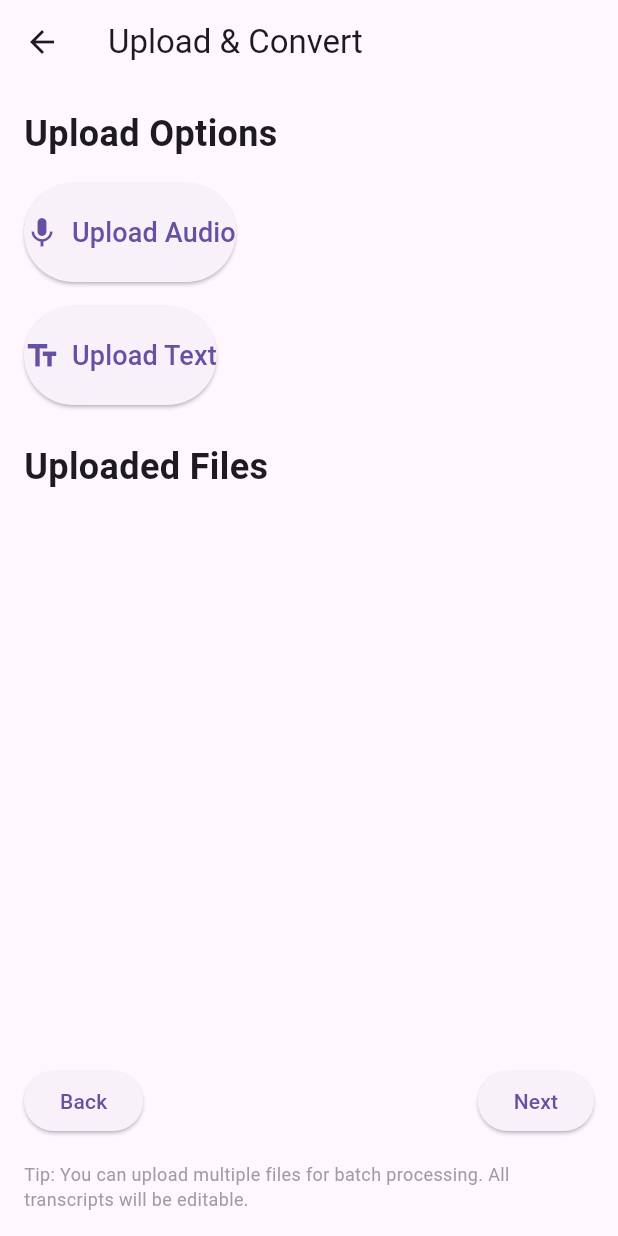
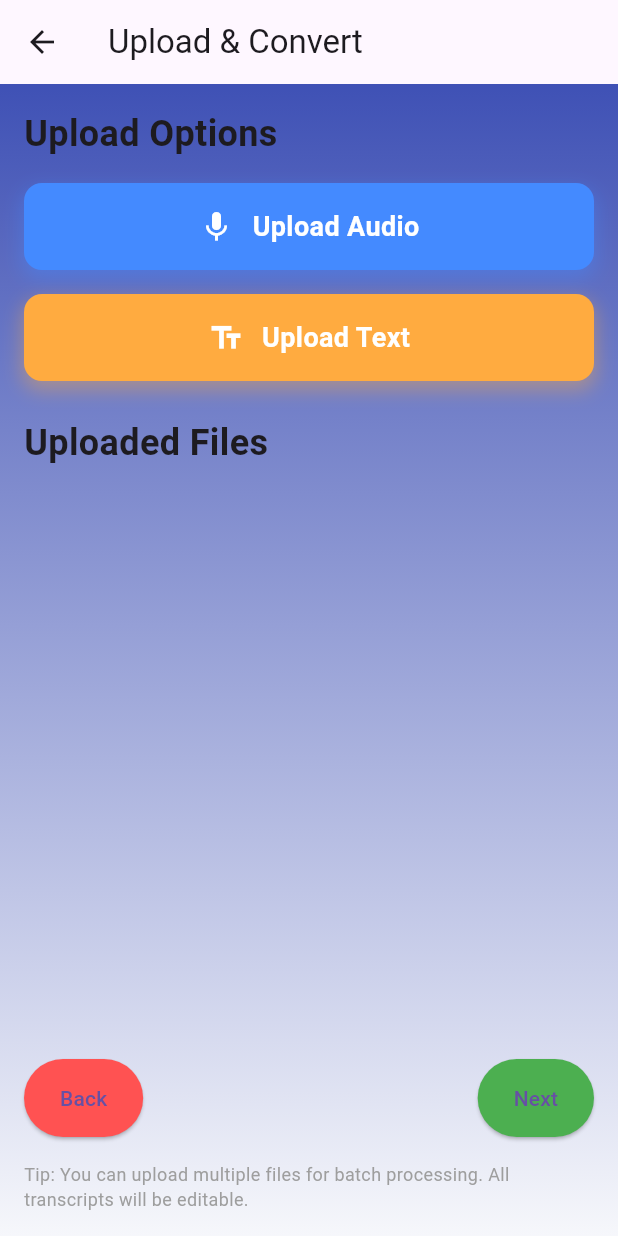
Before and after one commit to lailanabill/ReqBot, a Flutter app: the UploadConvertScreen screen opened directly, on a phone screen of 412 x 824 dp. Run offline on Flutter 3.47's test engine with Material 3 defaults, Android fonts, the phone set to English and light mode, and no system bars; our stand-ins replace file_picker.

Commit message:
uploadeconverteranimations

```diff
--- a/reqbotui/lib/screens/upload_convert.dart
+++ b/reqbotui/lib/screens/upload_convert.dart
@@ -4,6 +4,7 @@ import 'package:file_picker/file_picker.dart';
 
 class UploadConvertScreen extends StatefulWidget {
   const UploadConvertScreen({Key? key}) : super(key: key);
+
   @override
   _UploadConvertScreenState createState() => _UploadConvertScreenState();
 }
@@ -19,9 +20,7 @@ class _UploadConvertScreenState extends State<UploadConvertScreen> {
         type: type == 'audio'
             ? FileType.audio
             : FileType.custom, // Use FileType.custom for text
-        allowedExtensions: type == 'text'
-            ? ['txt', 'md']
-            : null, // Specify allowed text file extensions
+        allowedExtensions: type == 'text' ? ['txt', 'md'] : null,
       );
 
       if (result != null && result.files.isNotEmpty) {
@@ -57,49 +56,128 @@ class _UploadConvertScreenState extends State<UploadConvertScreen> {
           },
         ),
       ),
-      body: Padding(
+      body: Stack(
+        children: [
+          // Background Gradient
+          Container(
+            decoration: const BoxDecoration(
+              gradient: LinearGradient(
+                colors: [Color(0xFF3F51B5), Color(0xFFF6F7FB)],
+                begin: Alignment.topCenter,
+                end: Alignment.bottomCenter,
+              ),
+            ),
+          ),
+          Padding(
             padding: const EdgeInsets.all(16.0),
             child: Column(
               crossAxisAlignment: CrossAxisAlignment.start,
               children: [
-            const Text('Upload Options',
-                style: TextStyle(fontSize: 24, fontWeight: FontWeight.bold)),
+                // Title
+                TweenAnimationBuilder(
+                  duration: const Duration(milliseconds: 700),
+                  tween: Tween<double>(begin: 0, end: 1),
+                  builder: (context, double opacity, child) {
+                    return Opacity(opacity: opacity, child: child);
+                  },
+                  child: const Text(
+                    'Upload Options',
+                    style: TextStyle(fontSize: 24, fontWeight: FontWeight.bold),
+                  ),
+                ),
                 const SizedBox(height: 16),
-            UploadButton(
+
+                // Upload Buttons
+                TweenAnimationBuilder(
+                  duration: const Duration(milliseconds: 600),
+                  tween: Tween<double>(begin: 0, end: 1),
+                  builder: (context, double scale, child) {
+                    return Transform.scale(scale: scale, child: child);
+                  },
+                  child: UploadButton(
                     label: 'Upload Audio',
                     icon: Icons.mic,
                     onPressed: () => pickFile('audio'),
+                    color: Colors.blueAccent,
+                  ),
                 ),
                 const SizedBox(height: 16),
-            UploadButton(
+
+                TweenAnimationBuilder(
+                  duration: const Duration(milliseconds: 600),
+                  tween: Tween<double>(begin: 0, end: 1),
+                  builder: (context, double scale, child) {
+                    return Transform.scale(scale: scale, child: child);
+                  },
+                  child: UploadButton(
                     label: 'Upload Text',
                     icon: Icons.text_fields,
                     onPressed: () => pickFile('text'),
+                    color: Colors.orangeAccent,
+                  ),
                 ),
                 const SizedBox(height: 24),
-            const Text('Uploaded Files',
-                style: TextStyle(fontSize: 24, fontWeight: FontWeight.bold)),
+
+                // Uploaded Files Section
+                TweenAnimationBuilder(
+                  duration: const Duration(milliseconds: 800),
+                  tween: Tween<double>(begin: 0, end: 1),
+                  builder: (context, double opacity, child) {
+                    return Opacity(opacity: opacity, child: child);
+                  },
+                  child: const Text(
+                    'Uploaded Files',
+                    style: TextStyle(fontSize: 24, fontWeight: FontWeight.bold),
+                  ),
+                ),
                 const SizedBox(height: 16),
+
+                // File List with Animated Items
                 Expanded(
                   child: ListView.builder(
                     itemCount: uploadedFiles.length,
                     itemBuilder: (context, index) {
-                  return ListTile(
+                      return TweenAnimationBuilder(
+                        duration: const Duration(milliseconds: 500),
+                        tween: Tween<double>(begin: 0, end: 1),
+                        curve: Curves.easeOut,
+                        builder: (context, double scale, child) {
+                          return Transform.scale(scale: scale, child: child);
+                        },
+                        child: ListTile(
                           title: Text(uploadedFiles[index]),
-                    trailing:
-                        const Icon(Icons.check_circle, color: Colors.green),
+                          trailing: const Icon(Icons.check_circle,
+                              color: Colors.green),
+                        ),
                       );
                     },
                   ),
                 ),
                 const SizedBox(height: 24),
-            Row(
+
+                // Navigation Buttons with Animation
+                TweenAnimationBuilder(
+                  duration: const Duration(milliseconds: 800),
+                  tween: Tween<Offset>(
+                    begin: const Offset(0, 0.5),
+                    end: const Offset(0, 0),
+                  ),
+                  curve: Curves.easeOut,
+                  builder: (context, Offset offset, child) {
+                    return Transform.translate(offset: offset, child: child);
+                  },
+                  child: Row(
                     mainAxisAlignment: MainAxisAlignment.spaceBetween,
                     children: [
                       ElevatedButton(
                         onPressed: () {
                           Navigator.pop(context);
                         },
+                        style: ElevatedButton.styleFrom(
+                          padding: const EdgeInsets.symmetric(
+                              horizontal: 24, vertical: 16),
+                          backgroundColor: Colors.redAccent,
+                        ),
                         child: const Text('Back'),
                       ),
                       ElevatedButton(
@@ -107,7 +185,8 @@ class _UploadConvertScreenState extends State<UploadConvertScreen> {
                           if (uploadedFiles.isEmpty) {
                             ScaffoldMessenger.of(context).showSnackBar(
                               const SnackBar(
-                            content: Text('Please upload at least one file.')),
+                                  content:
+                                      Text('Please upload at least one file.')),
                             );
                           } else {
                             Navigator.push(
@@ -118,11 +197,19 @@ class _UploadConvertScreenState extends State<UploadConvertScreen> {
                             );
                           }
                         },
+                        style: ElevatedButton.styleFrom(
+                          padding: const EdgeInsets.symmetric(
+                              horizontal: 24, vertical: 16),
+                          backgroundColor: Colors.green,
+                        ),
                         child: const Text('Next'),
                       ),
                     ],
                   ),
+                ),
                 const SizedBox(height: 8),
+
+                // Error Message
                 if (errorMessage.isNotEmpty) ...[
                   Text(
                     errorMessage,
@@ -137,30 +224,62 @@ class _UploadConvertScreenState extends State<UploadConvertScreen> {
               ],
             ),
           ),
+        ],
+      ),
     );
   }
 }
 
+// Upload Button with Animations
 class UploadButton extends StatelessWidget {
   final String label;
   final IconData icon;
   final VoidCallback onPressed;
+  final Color color;
 
-  const UploadButton(
-      {required this.label,
+  const UploadButton({
+    Key? key,
+    required this.label,
     required this.icon,
     required this.onPressed,
-      Key? key})
-      : super(key: key);
+    required this.color,
+  }) : super(key: key);
 
   @override
   Widget build(BuildContext context) {
-    return ElevatedButton.icon(
-      onPressed: onPressed,
-      icon: Icon(icon, size: 24),
-      label: Text(label, style: const TextStyle(fontSize: 18)),
-      style: ElevatedButton.styleFrom(
-        padding: const EdgeInsets.symmetric(vertical: 20),
+    return InkWell(
+      onTap: onPressed,
+      borderRadius: BorderRadius.circular(12),
+      splashColor: color.withOpacity(0.3),
+      child: Container(
+        padding: const EdgeInsets.symmetric(vertical: 16),
+        decoration: BoxDecoration(
+          color: color,
+          borderRadius: BorderRadius.circular(12),
+          boxShadow: [
+            BoxShadow(
+              color: color.withOpacity(0.4),
+              blurRadius: 10,
+              spreadRadius: 1,
+              offset: const Offset(0, 5),
+            ),
+          ],
+        ),
+        child: Row(
+          mainAxisAlignment: MainAxisAlignment.center,
+          children: [
+            Icon(icon, color: Colors.white, size: 24),
+            const SizedBox(width: 12),
+            Text(
+              label,
+              style: const TextStyle(
+                color: Colors.white,
+                fontSize: 18,
+                fontWeight: FontWeight.bold,
+              ),
+            ),
+          ],
+        ),
       ),
     );
   }
```
Lines whose indentation alone changed are shown as unchanged.
